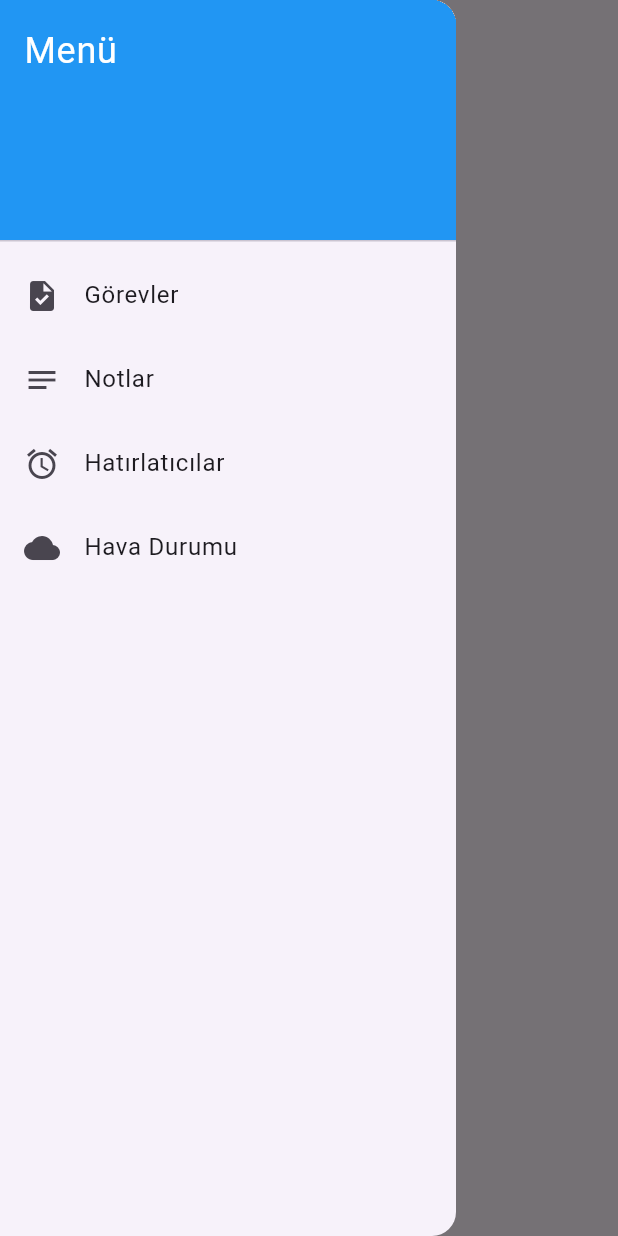
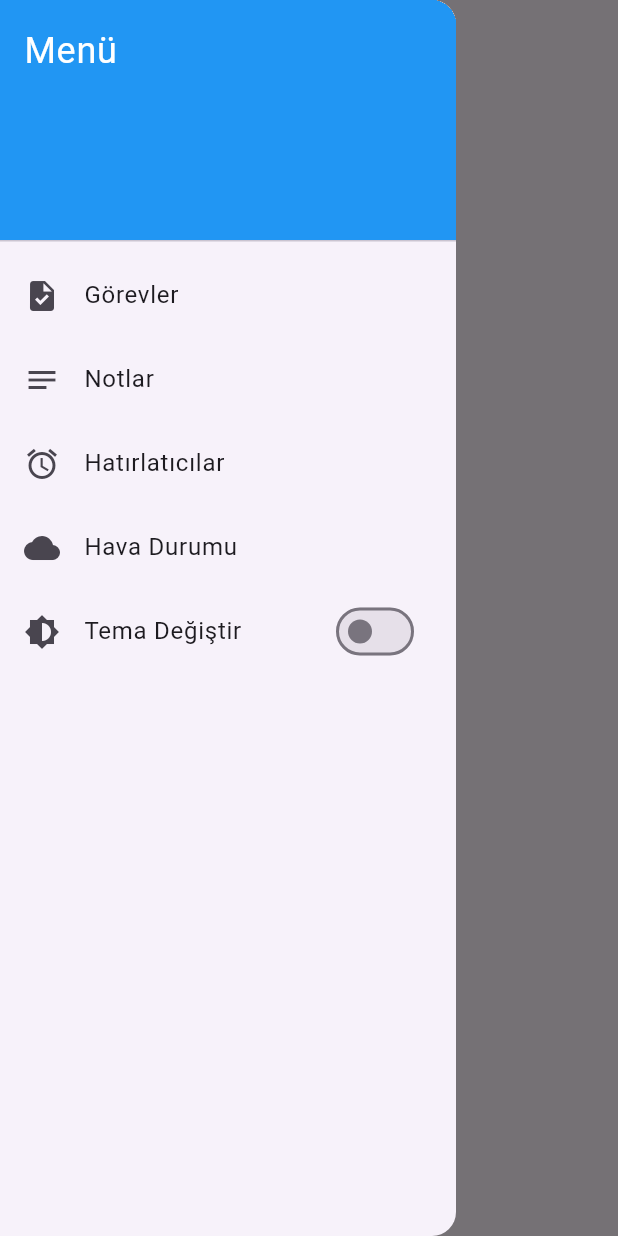
Before and after one commit to Gadaffi508/Mobil-Programlama-Uygulama, a Flutter app: the screen it shows after launch, with the side drawer open, on a phone screen of 412 x 824 dp. Run offline on Flutter 3.47's test engine with Material 3 defaults, Android fonts, the phone set to English and light mode, and no system bars.

Commit message:
theme added

```diff
--- a/flutter_application_1/lib/Screens/home_screen.dart
+++ b/flutter_application_1/lib/Screens/home_screen.dart
@@ -60,6 +60,19 @@ class HomeScreen extends StatelessWidget {
               onTap: () => Navigator.push(
                 context,
                 MaterialPageRoute(builder: (context) => WeatherScreen()),
+              ),
+            ),ListTile(
+              leading: Icon(Icons.brightness_6),
+              title: Text('Tema Değiştir'),
+              trailing: Consumer<AppState>(
+                builder: (context, appState, child) {
+                  return Switch(
+                    value: appState.themeMode == ThemeMode.dark,
+                    onChanged: (value) {
+                      appState.toggleTheme();
+                    },
+                  );
+                },
               ),
             ),
           ],
--- a/flutter_application_1/lib/app_state.dart
+++ b/flutter_application_1/lib/app_state.dart
@@ -4,6 +4,14 @@ class AppState extends ChangeNotifier {
   List<Map<String, dynamic>> tasks = [];
   List<String> notes = [];
   List<Map<String, dynamic>> reminders = [];
+  ThemeMode _themeMode = ThemeMode.system;
+
+  ThemeMode get themeMode => _themeMode;
+
+  void toggleTheme() {
+    _themeMode = _themeMode == ThemeMode.light ? ThemeMode.dark : ThemeMode.light;
+    notifyListeners();
+  }
 
   void addTask(String task) {
     tasks.add({'task': task, 'isCompleted': false});
--- a/flutter_application_1/lib/main.dart
+++ b/flutter_application_1/lib/main.dart
@@ -16,13 +16,17 @@ void main() {
 class MyApp extends StatelessWidget {
   @override
   Widget build(BuildContext context) {
+    return Consumer<AppState>(
+      builder: (context, appState, child) {
         return MaterialApp(
           debugShowCheckedModeBanner: false,
           title: 'Kişisel Asistan',
           theme: ThemeData.light(),
           darkTheme: ThemeData.dark(),
-      themeMode: ThemeMode.system,
+          themeMode: appState.themeMode,
           home: HomeScreen(),
+        );
+      },
     );
   }
 }
```
Lines whose indentation alone changed are shown as unchanged.
